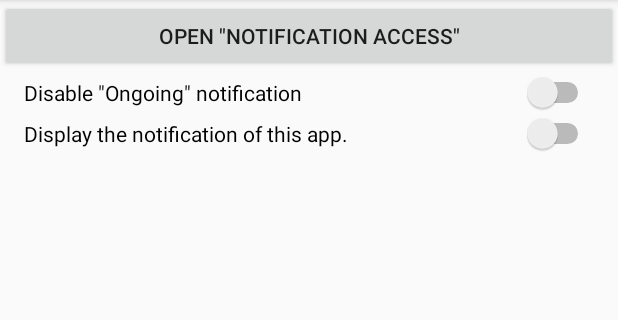
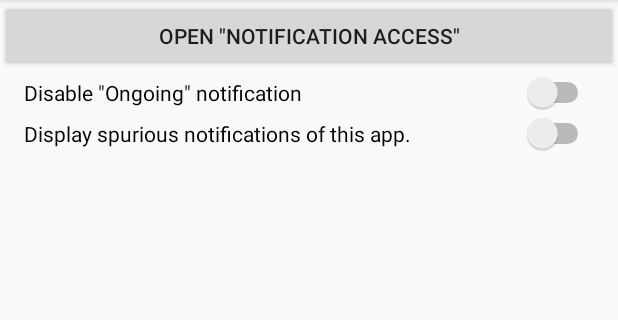
Before and after one commit to sckzw/AANotifier, an Android app: the screen it shows after launch (MainActivity), on a phone screen of 412 x 824 dp, the part 84-404 px from its top. Run offline under Robolectric (Android 15) with nearby library versions, the phone set to English and light mode, and no system bars.

Commit message:
Change to "Display spurious notifications of this app".

```diff
--- a/mobile/src/main/java/io/github/sckzw/aanotifier/MainActivity.java
+++ b/mobile/src/main/java/io/github/sckzw/aanotifier/MainActivity.java
@@ -35,11 +35,11 @@ public class MainActivity extends AppCompatActivity {
                 LocalBroadcastManager.getInstance( getApplicationContext() ).sendBroadcast( intent );
             }
         } );
-        ((Switch)findViewById( R.id.switch_display_the_notification_of_this_app )).setOnCheckedChangeListener( new CompoundButton.OnCheckedChangeListener() {
+        ((Switch)findViewById( R.id.switch_display_spurious_notifications )).setOnCheckedChangeListener( new CompoundButton.OnCheckedChangeListener() {
             @Override
             public void onCheckedChanged( CompoundButton compoundButton, boolean b ) {
                 Intent intent = new Intent( MessagingService.INTENT_ACTION_SET_PREF );
-                intent.putExtra( "key", "displayNotification" );
+                intent.putExtra( "key", "displaySpuriousNotification" );
                 intent.putExtra( "value", b );
                 LocalBroadcastManager.getInstance( getApplicationContext() ).sendBroadcast( intent );
             }
--- a/mobile/src/main/res/layout/activity_main.xml
+++ b/mobile/src/main/res/layout/activity_main.xml
@@ -22,11 +22,11 @@
         android:text="@string/disable_ongoing_notification" />
 
     <Switch
-        android:id="@+id/switch_display_the_notification_of_this_app"
+        android:id="@+id/switch_display_spurious_notifications"
         android:layout_width="match_parent"
         android:layout_height="wrap_content"
         android:paddingStart="?attr/listPreferredItemPaddingLeft"
         android:paddingEnd="?attr/listPreferredItemPaddingRight"
-        android:text="@string/display_the_notification_of_this_app" />
+        android:text="@string/display_spurious_notifications_of_this_app" />
 
 </LinearLayout>
--- a/mobile/src/main/res/values/strings.xml
+++ b/mobile/src/main/res/values/strings.xml
@@ -2,5 +2,5 @@
     <string name="app_name">Android Auto Notifier</string>
     <string name="open_notification_access">Open \"Notification Access\"</string>
     <string name="disable_ongoing_notification">Disable \"Ongoing\" notification</string>
-    <string name="display_the_notification_of_this_app">Display the notification of this app.</string>
+    <string name="display_spurious_notifications_of_this_app">Display spurious notifications of this app.</string>
 </resources>
```
Also changed, not shown: mobile/src/main/java/io/github/sckzw/aanotifier/MessagingService.java (+4 -4 lines), 1 other file.
